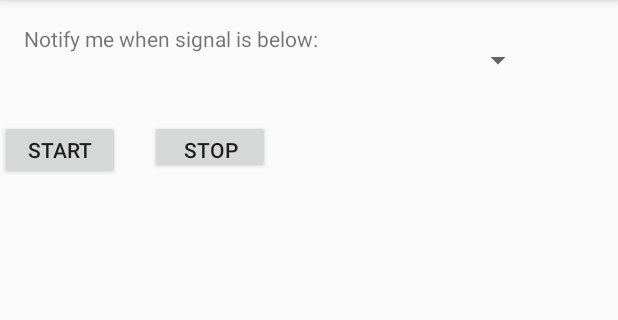
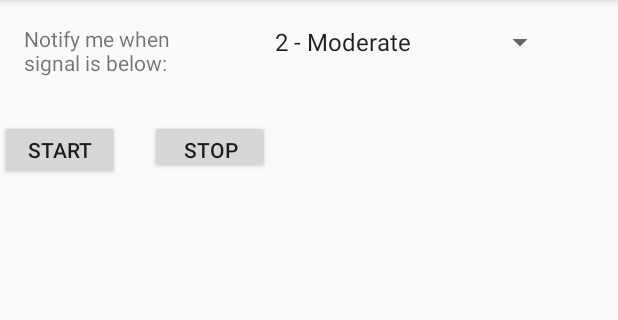
Before and after one commit to tkyanaga/LowSignalWarning, an Android app: the screen it shows after launch (MainActivity), on a phone screen of 412 x 824 dp, the part 84-404 px from its top. Run offline under Robolectric (Android 15) with nearby library versions, the phone set to English and light mode, and no system bars.

```diff
--- a/app/src/main/java/com/example/tyrone/lowsignalwarning/MainActivity.java
+++ b/app/src/main/java/com/example/tyrone/lowsignalwarning/MainActivity.java
@@ -1,6 +1,6 @@
 package com.example.tyrone.lowsignalwarning;
 
-import android.app.Activity;
+
 import android.content.Intent;
 import android.os.Bundle;
 
@@ -37,13 +37,15 @@ public class MainActivity extends AppCompatActivity implements View.OnClickListe
         stopButton.setOnClickListener(this);
 
 
-        Spinner spinner = (Spinner) findViewById(R.id.notify_level);
+        Spinner spinner = (Spinner) findViewById(R.id.notify_level_spinner);
         // Create an ArrayAdapter using the string array and a default spinner layout
-        ArrayAdapter<CharSequence> adapter = ArrayAdapter.createFromResource(this, R.array.signal_level, android.R.layout.simple_spinner_dropdown_item);
+        final ArrayAdapter<CharSequence> adapter = ArrayAdapter.createFromResource(this, R.array.signal_level, android.R.layout.simple_spinner_item);
         // Specify the layout to use when the list of choices appears
         adapter.setDropDownViewResource(android.R.layout.simple_spinner_dropdown_item);
         // Apply the adapter to the spinner
         spinner.setAdapter(adapter);
+        spinner.setSelection(service_level_int);//the default value in action
+
         spinner.setOnItemSelectedListener(new AdapterView.OnItemSelectedListener() {
 
             public void onItemSelected(AdapterView<?> parent, View view,
@@ -51,7 +53,7 @@ public class MainActivity extends AppCompatActivity implements View.OnClickListe
                 // a level of service was chosen, pull the int out
                 // for readability, this isn't done inside 'valueOf'
                 String service_level_string = parent.getItemAtPosition(pos).toString();
-                Log.v(TAG, service_level_string);
+                Log.v(TAG, "changed to" + service_level_string);
 
                 try {
                     service_level_int = Integer.valueOf(service_level_string.charAt(0)) - 48; // char(0) == 48
--- a/app/src/main/res/layout/activity_main.xml
+++ b/app/src/main/res/layout/activity_main.xml
@@ -23,21 +23,13 @@
 
         <TextView
             android:id="@+id/message"
-            android:layout_width="match_parent"
-            android:layout_height="wrap_content"
+            android:layout_width="120dp"
+            android:layout_height="46dp"
             android:layout_marginBottom="@dimen/activity_vertical_margin"
             android:layout_marginLeft="@dimen/activity_horizontal_margin"
             android:layout_marginRight="@dimen/activity_horizontal_margin"
             android:layout_marginTop="@dimen/activity_vertical_margin"
             android:text="@string/low_signal_threshold" />
-
-        <Spinner
-            android:id="@+id/notify_level"
-            android:layout_width="64dp"
-            android:layout_height="wrap_content"
-            android:layout_marginLeft="292dp"
-            android:layout_marginTop="16dp"
-            android:spinnerMode="dropdown"/>
 
         <Button
             android:id="@+id/start_service"
@@ -53,6 +45,13 @@
             android:layout_marginLeft="50dp"
             android:layout_marginTop="200dp" />
 
+        <Spinner
+            android:id="@+id/notify_level_spinner"
+            android:layout_width="195dp"
+            android:layout_height="wrap_content"
+            android:layout_marginLeft="175dp"
+            android:layout_marginTop="16dp" />
+
     </FrameLayout>
 
 
```
